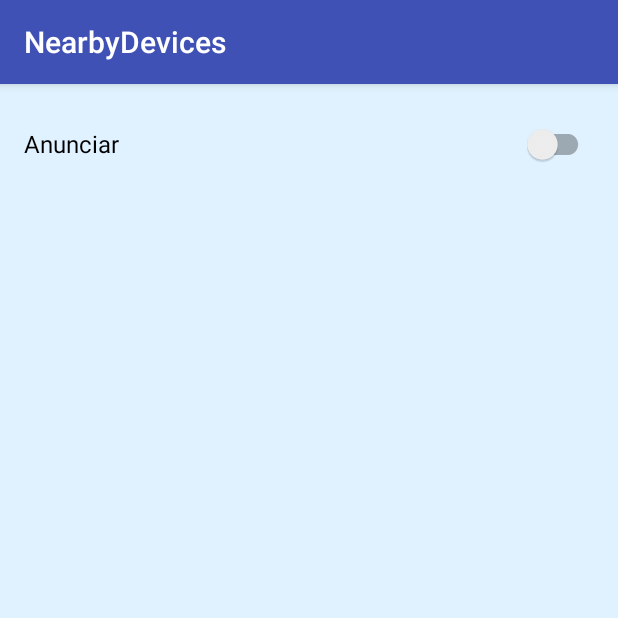
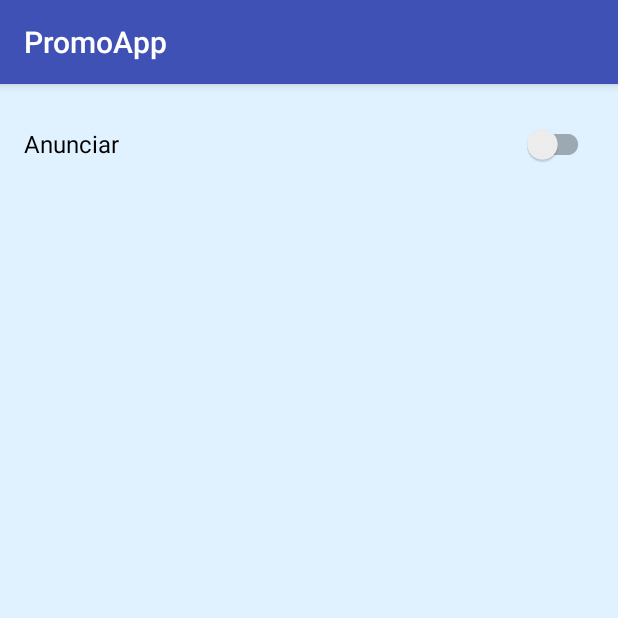
Before and after one commit to AdAleixo/NearbyDevices, an Android app: the screen it shows after launch (TelaAnuncio), after a tap on "ANUNCIAR", on a phone screen of 412 x 824 dp, the top half of it. Run offline under Robolectric (Android 15) with nearby library versions, the phone set to English and light mode, and no system bars; 2 statements that could not run were skipped.

Commit message:
Reorganiza pacotes.

```diff
--- a/app/build.gradle
+++ b/app/build.gradle
@@ -4,7 +4,7 @@ android {
     compileSdkVersion 26
 
     defaultConfig {
-        applicationId "com.google.android.gms.nearby.messages.samples.nearbydevices"
+        applicationId "com.github.promoapp"
         minSdkVersion 14
         targetSdkVersion 26
         versionCode 1
@@ -22,7 +22,6 @@ android {
 dependencies {
     implementation 'com.android.support.constraint:constraint-layout:1.1.3'
     implementation 'com.android.support:support-vector-drawable:26.1.0'
-    // compile fileTree(dir: 'libs', include: ['*.jar'])
     implementation fileTree(dir: 'libs', include: ['*.jar'])
     implementation 'com.android.support:appcompat-v7:26.1.0'
     implementation 'com.android.support:design:26.1.0'
--- /dev/null
+++ b/app/src/main/java/com/github/promoapp/apresentacao/MainActivity.java
@@ -0,0 +1,44 @@
+package com.github.promoapp.apresentacao;
+
+import android.content.Intent;
+import android.os.Bundle;
+import android.support.v7.app.AppCompatActivity;
+import android.view.View;
+import android.widget.Button;
+
+import com.github.promoapp.R;
+import com.github.promoapp.apresentacao.anuncio.TelaAnuncio;
+import com.github.promoapp.apresentacao.anuncio.TelaCriaAnuncio;
+import com.github.promoapp.apresentacao.promocao.TelaOferta;
+
+
+public class MainActivity extends AppCompatActivity {
+
+    Button button;
+
+    @Override
+    protected void onCreate(Bundle savedInstanceState) {
+        super.onCreate(savedInstanceState);
+        setContentView(R.layout.activity_main);
+
+    }
+
+    //Button Anunciar
+    public void openTelaAnuncio(View view) {
+        Intent intent = new Intent(MainActivity.this, TelaAnuncio.class);
+        startActivity(intent);
+    }
+
+    //Button Ofertas
+    public void openTelaOfertas(View view) {
+        Intent intent = new Intent(MainActivity.this, TelaOferta.class);
+        startActivity(intent);
+    }
+
+    //Button Criar Ofertas
+    public void openTelaCriaAnuncio(View view) {
+        Intent intent = new Intent(MainActivity.this, TelaCriaAnuncio.class);
+        startActivity(intent);
+    }
+
+}
--- a/app/src/main/java/com/google/android/gms/nearby/messages/samples/nearbydevices/SplashActivity.java
+++ b/app/src/main/java/com/github/promoapp/apresentacao/SplashActivity.java
@@ -1,9 +1,11 @@
-package com.google.android.gms.nearby.messages.samples.nearbydevices;
+package com.github.promoapp.apresentacao;
 
 import android.content.Intent;
+import android.os.Bundle;
 import android.os.Handler;
 import android.support.v7.app.AppCompatActivity;
-import android.os.Bundle;
+
+import com.github.promoapp.R;
 
 public class SplashActivity extends AppCompatActivity {
 
--- a/app/src/main/java/com/google/android/gms/nearby/messages/samples/nearbydevices/DeviceMessage.java
+++ b/app/src/main/java/com/github/promoapp/dominio/anuncio/DeviceMessage.java
@@ -1,4 +1,4 @@
-package com.google.android.gms.nearby.messages.samples.nearbydevices;
+package com.github.promoapp.dominio.anuncio;
 import android.os.Build;
 
 import com.google.android.gms.nearby.messages.Message;
@@ -45,7 +45,7 @@ public class DeviceMessage {
         // TODO(developer): add other fields that must be included in the Nearby Message payload.
     }
 
-    protected String getMessageBody() {
+    public String getMessageBody() {
         return mMessageBody + " " + mMessageUrl;
     }
 }
--- a/app/src/main/java/com/google/android/gms/nearby/messages/samples/nearbydevices/MainActivity.java
+++ /dev/null
@@ -1,75 +0,0 @@
-package com.google.android.gms.nearby.messages.samples.nearbydevices;
-
-import android.content.Context;
-import android.content.SharedPreferences;
-import android.net.Uri;
-import android.os.Bundle;
-import android.support.annotation.NonNull;
-import android.support.annotation.Nullable;
-import android.support.design.widget.Snackbar;
-import android.support.v4.app.FragmentActivity;
-import android.support.v7.app.AppCompatActivity;
-import android.support.v7.widget.SwitchCompat;
-import android.text.TextUtils;
-
-import android.util.Log;
-import android.view.View;
-import android.widget.ArrayAdapter;
-import android.widget.Button;
-import android.widget.CompoundButton;
-import android.widget.ListView;
-
-import com.google.android.gms.common.ConnectionResult;
-import com.google.android.gms.common.api.GoogleApiClient;
-import com.google.android.gms.common.api.ResultCallback;
-import com.google.android.gms.common.api.Status;
-import com.google.android.gms.nearby.Nearby;
-import com.google.android.gms.nearby.messages.Message;
-import com.google.android.gms.nearby.messages.MessageListener;
-import com.google.android.gms.nearby.messages.Messages;
-import com.google.android.gms.nearby.messages.PublishCallback;
-import com.google.android.gms.nearby.messages.PublishOptions;
-import com.google.android.gms.nearby.messages.Strategy;
-import com.google.android.gms.nearby.messages.SubscribeCallback;
-import com.google.android.gms.nearby.messages.SubscribeOptions;
-
-import java.util.ArrayList;
-import java.util.List;
-
-import java.util.UUID;
-import android.content.Intent;
-import android.os.Handler;
-import android.support.v7.app.AppCompatActivity;
-import android.os.Bundle;
-
-
-public class MainActivity extends AppCompatActivity {
-
-    Button button;
-
-    @Override
-    protected void onCreate(Bundle savedInstanceState) {
-        super.onCreate(savedInstanceState);
-        setContentView(R.layout.activity_main);
-
-    }
-
-    //Button Anunciar
-    public void openTelaAnuncio(View view) {
-        Intent intent = new Intent(MainActivity.this, TelaAnuncio.class);
-        startActivity(intent);
-    }
-
-    //Button Ofertas
-    public void openTelaOfertas(View view) {
-        Intent intent = new Intent(MainActivity.this, TelaOferta.class);
-        startActivity(intent);
-    }
-
-    //Button Criar Ofertas
-    public void openTelaCriaAnuncio(View view) {
-        Intent intent = new Intent(MainActivity.this, TelaCriaAnuncio.class);
-        startActivity(intent);
-    }
-
-}
--- a/app/src/main/res/layout/activity_anunciar_view.xml
+++ b/app/src/main/res/layout/activity_anunciar_view.xml
@@ -10,7 +10,7 @@
     android:paddingTop="@dimen/activity_vertical_margin"
     android:paddingRight="@dimen/activity_horizontal_margin"
     android:paddingBottom="@dimen/activity_vertical_margin"
-    tools:context=".TelaAnuncio">
+    tools:context="com.github.promoapp.apresentacao.anuncio.TelaAnuncio">
 
     <android.support.v7.widget.SwitchCompat
         android:id="@+id/publish_switch"
--- a/app/src/main/res/layout/activity_main.xml
+++ b/app/src/main/res/layout/activity_main.xml
@@ -11,7 +11,7 @@
     android:paddingTop="@dimen/activity_vertical_margin"
     android:paddingRight="@dimen/activity_horizontal_margin"
     android:paddingBottom="16dp"
-    tools:context="com.google.android.gms.nearby.messages.samples.nearbydevices.MainActivity">
+    tools:context="com.github.promoapp.apresentacao.MainActivity">
 
 
     <Button
--- a/app/src/main/res/layout/activity_splash.xml
+++ b/app/src/main/res/layout/activity_splash.xml
@@ -4,7 +4,7 @@
     xmlns:tools="http://schemas.android.com/tools"
     android:layout_width="match_parent"
     android:layout_height="match_parent"
-    tools:context=".SplashActivity">
+    tools:context="com.github.promoapp.apresentacao.SplashActivity">
 
     <ImageView
         android:id="@+id/imageView"
--- a/app/src/main/res/layout/activity_tela_inicial.xml
+++ b/app/src/main/res/layout/activity_tela_inicial.xml
@@ -5,7 +5,7 @@
     android:layout_width="match_parent"
     android:layout_height="match_parent"
     android:background="@drawable/fundo1"
-    tools:context=".TelaInicial">
+    tools:context="com.github.promoapp.apresentacao.inicio.TelaInicial">
 
     <Button
         android:id="@+id/button2"
--- a/app/src/main/res/layout/activity_verofertas.xml
+++ b/app/src/main/res/layout/activity_verofertas.xml
@@ -11,7 +11,7 @@
     android:paddingTop="@dimen/activity_vertical_margin"
     android:paddingRight="@dimen/activity_horizontal_margin"
     android:paddingBottom="@dimen/activity_vertical_margin"
-    tools:context=".TelaOferta">
+    tools:context="com.github.promoapp.apresentacao.promocao.TelaOferta">
 
 
     <android.support.v7.widget.SwitchCompat
--- a/app/src/main/res/values/strings.xml
+++ b/app/src/main/res/values/strings.xml
@@ -1,5 +1,5 @@
 <resources>
-    <string name="app_name">NearbyDevices</string>
+    <string name="app_name">PromoApp</string>
 
     <string name="discover_nearby_devices">Ver ofertas</string>
     <string name="share_device_information">Anunciar</string>
```
Also changed, not shown: app/src/main/AndroidManifest.xml (+17 -21 lines), app/src/main/java/com/github/promoapp/apresentacao/anuncio/TelaAnuncio.java (renamed from app/src/main/java/com/google/android/gms/nearby/messages/samples/nearbydevices/TelaAnuncio.java, +14 -15 lines), app/src/main/java/com/github/promoapp/apresentacao/anuncio/TelaCriaAnuncio.java (renamed from app/src/main/java/com/google/android/gms/nearby/messages/samples/nearbydevices/TelaCriaAnuncio.java, +4 -4 lines), app/src/main/java/com/github/promoapp/apresentacao/inicio/TelaInicial.java (renamed from app/src/main/java/com/google/android/gms/nearby/messages/samples/nearbydevices/TelaInicial.java, +5 -3 lines), app/src/main/java/com/github/promoapp/apresentacao/promocao/TelaOferta.java (renamed from app/src/main/java/com/google/android/gms/nearby/messages/samples/nearbydevices/TelaOferta.java, +8 -46 lines).
